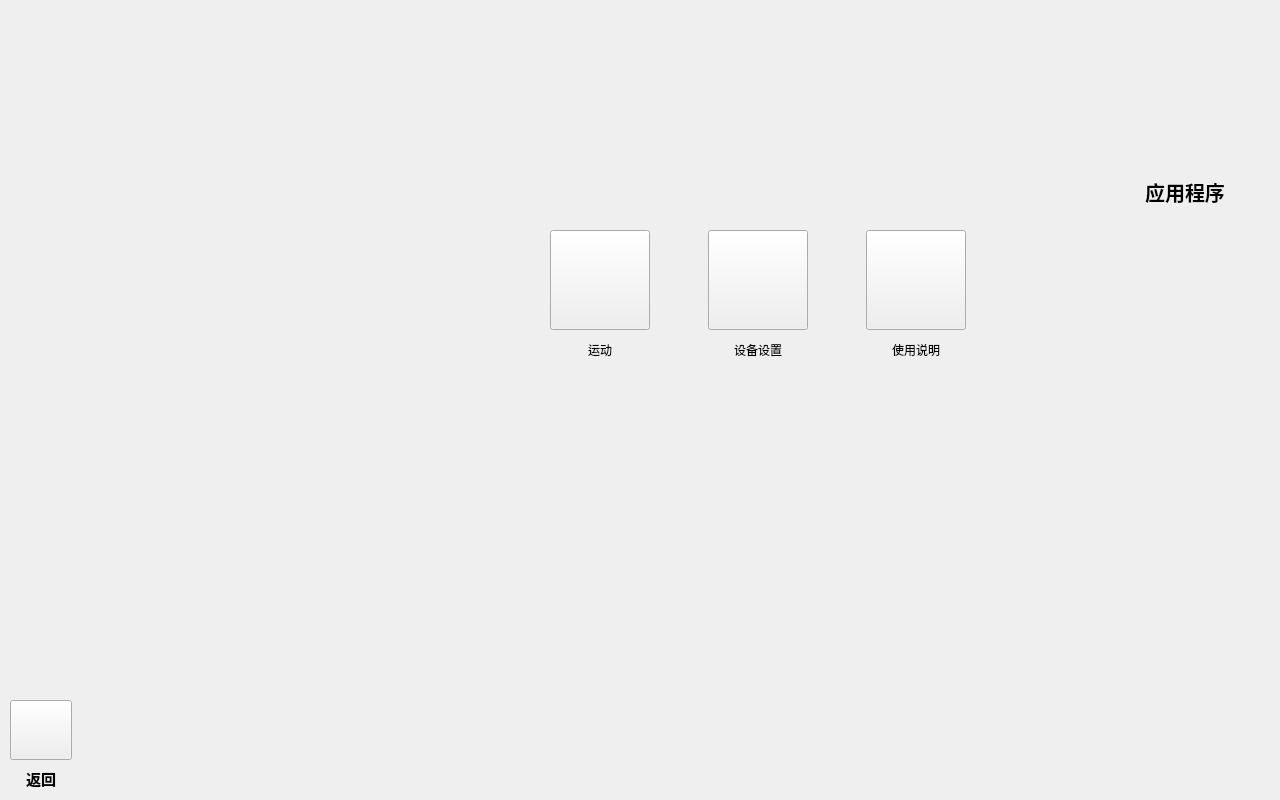
Above: Fitness-Equipment/ui/applicationwindow.ui from yuanluochen/Fitness-Eqiupment before the change. Below: the same form after it.
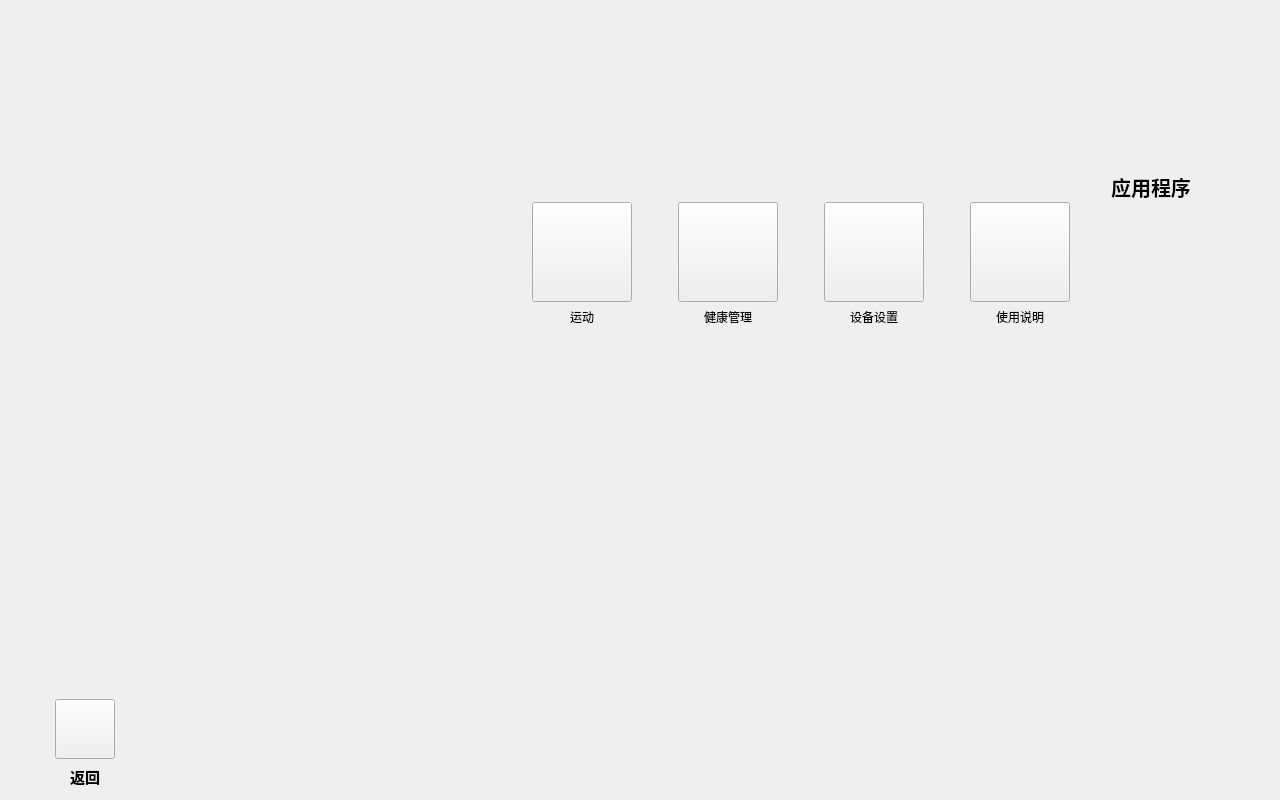
That is the form after the change. Icons and pictures are not drawn.

Commit message: 对应用程序界面进行了布局， 添加了健康管理界面

Diff of the .ui file:
```diff
--- a/Fitness-Equipment/ui/applicationwindow.ui
+++ b/Fitness-Equipment/ui/applicationwindow.ui
@@ -16,94 +16,23 @@
   <property name="windowTitle">
    <string>Form</string>
   </property>
-  <widget class="QLabel" name="label_7">
-   <property name="geometry">
-    <rect>
-     <x>40</x>
-     <y>220</y>
-     <width>471</width>
-     <height>451</height>
-    </rect>
-   </property>
-   <property name="styleSheet">
-    <string notr="true">border-image: url(:/picture/ApplicationWindow/health.png);</string>
-   </property>
-   <property name="text">
-    <string/>
-   </property>
-  </widget>
-  <widget class="QWidget" name="layoutWidget1">
-   <property name="geometry">
-    <rect>
-     <x>1110</x>
-     <y>20</y>
-     <width>152</width>
-     <height>188</height>
-    </rect>
-   </property>
-   <layout class="QVBoxLayout" name="verticalLayout">
-    <item>
-     <widget class="QLabel" name="label_6">
-      <property name="minimumSize">
+  <layout class="QGridLayout" name="gridLayout_2">
+   <item row="0" column="1">
+    <spacer name="verticalSpacer_8">
+     <property name="orientation">
+      <enum>Qt::Vertical</enum>
+     </property>
+     <property name="sizeHint" stdset="0">
        <size>
-        <width>150</width>
-        <height>150</height>
-       </size>
-      </property>
-      <property name="maximumSize">
-       <size>
-        <width>150</width>
-        <height>150</height>
-       </size>
-      </property>
-      <property name="styleSheet">
-       <string notr="true">border-image: url(:/icon/ApplicationWindow/application.png);</string>
-      </property>
-      <property name="text">
-       <string/>
-      </property>
-     </widget>
-    </item>
-    <item>
-     <widget class="QLabel" name="label_5">
-      <property name="minimumSize">
-       <size>
-        <width>0</width>
-        <height>0</height>
-       </size>
-      </property>
-      <property name="maximumSize">
-       <size>
-        <width>150</width>
-        <height>150</height>
-       </size>
-      </property>
-      <property name="font">
-       <font>
-        <pointsize>15</pointsize>
-        <weight>75</weight>
-        <bold>true</bold>
-       </font>
-      </property>
-      <property name="text">
-       <string>应用程序</string>
-      </property>
-      <property name="alignment">
-       <set>Qt::AlignCenter</set>
-      </property>
-     </widget>
-    </item>
-   </layout>
-  </widget>
-  <widget class="QWidget" name="layoutWidget2">
-   <property name="geometry">
-    <rect>
-     <x>550</x>
-     <y>230</y>
-     <width>416</width>
-     <height>133</height>
-    </rect>
-   </property>
+       <width>20</width>
+       <height>5</height>
+      </size>
+     </property>
+    </spacer>
+   </item>
+   <item row="1" column="1" rowspan="2">
+    <layout class="QGridLayout" name="gridLayout">
+     <item row="2" column="3" rowspan="3" colspan="3">
    <layout class="QHBoxLayout" name="horizontalLayout">
     <item>
      <layout class="QVBoxLayout" name="verticalLayout_2">
@@ -134,6 +63,19 @@
         </property>
        </widget>
       </item>
+         <item>
+          <spacer name="verticalSpacer_4">
+           <property name="orientation">
+            <enum>Qt::Vertical</enum>
+           </property>
+           <property name="sizeHint" stdset="0">
+            <size>
+             <width>20</width>
+             <height>40</height>
+            </size>
+           </property>
+          </spacer>
+         </item>
      </layout>
     </item>
     <item>
@@ -149,6 +91,68 @@
       </property>
      </spacer>
     </item>
+       <item>
+        <layout class="QVBoxLayout" name="verticalLayout_6">
+         <item>
+          <widget class="QPushButton" name="healthManagerPushButton">
+           <property name="minimumSize">
+            <size>
+             <width>100</width>
+             <height>100</height>
+            </size>
+           </property>
+           <property name="maximumSize">
+            <size>
+             <width>100</width>
+             <height>100</height>
+            </size>
+           </property>
+           <property name="styleSheet">
+            <string notr="true">border-image: url(:/icon/ApplicationWindow/healthManager.png);</string>
+           </property>
+           <property name="text">
+            <string/>
+           </property>
+          </widget>
+         </item>
+         <item>
+          <widget class="QLabel" name="label_8">
+           <property name="text">
+            <string>健康管理</string>
+           </property>
+           <property name="alignment">
+            <set>Qt::AlignCenter</set>
+           </property>
+          </widget>
+         </item>
+         <item>
+          <spacer name="verticalSpacer_2">
+           <property name="orientation">
+            <enum>Qt::Vertical</enum>
+           </property>
+           <property name="sizeHint" stdset="0">
+            <size>
+             <width>20</width>
+             <height>40</height>
+            </size>
+           </property>
+          </spacer>
+         </item>
+        </layout>
+       </item>
+       <item>
+        <spacer name="horizontalSpacer_3">
+         <property name="orientation">
+          <enum>Qt::Horizontal</enum>
+         </property>
+         <property name="sizeHint" stdset="0">
+          <size>
+           <width>40</width>
+           <height>20</height>
+          </size>
+         </property>
+        </spacer>
+       </item>
     <item>
      <layout class="QVBoxLayout" name="verticalLayout_3">
       <item>
@@ -177,6 +181,19 @@
         </property>
        </widget>
       </item>
+         <item>
+          <spacer name="verticalSpacer_5">
+           <property name="orientation">
+            <enum>Qt::Vertical</enum>
+           </property>
+           <property name="sizeHint" stdset="0">
+            <size>
+             <width>20</width>
+             <height>40</height>
+            </size>
+           </property>
+          </spacer>
+         </item>
      </layout>
     </item>
     <item>
@@ -220,19 +237,37 @@
         </property>
        </widget>
       </item>
+         <item>
+          <spacer name="verticalSpacer_6">
+           <property name="orientation">
+            <enum>Qt::Vertical</enum>
+           </property>
+           <property name="sizeHint" stdset="0">
+            <size>
+             <width>20</width>
+             <height>40</height>
+            </size>
+           </property>
+          </spacer>
+         </item>
      </layout>
     </item>
    </layout>
-  </widget>
-  <widget class="QWidget" name="layoutWidget">
-   <property name="geometry">
-    <rect>
-     <x>10</x>
-     <y>700</y>
-     <width>62</width>
-     <height>91</height>
-    </rect>
-   </property>
+     </item>
+     <item row="6" column="1">
+      <spacer name="horizontalSpacer_4">
+       <property name="orientation">
+        <enum>Qt::Horizontal</enum>
+       </property>
+       <property name="sizeHint" stdset="0">
+        <size>
+         <width>40</width>
+         <height>20</height>
+        </size>
+       </property>
+      </spacer>
+     </item>
+     <item row="6" column="0">
    <layout class="QVBoxLayout" name="verticalLayout_5">
     <item>
      <widget class="QPushButton" name="returnBefore">
@@ -245,6 +280,12 @@
         <height>60</height>
        </size>
       </property>
+         <property name="maximumSize">
+          <size>
+           <width>60</width>
+           <height>60</height>
+          </size>
+         </property>
       <property name="styleSheet">
        <string notr="true">border-image: url(:/icon/ApplicationWindow/return.png);</string>
       </property>
@@ -280,7 +321,198 @@
      </widget>
     </item>
    </layout>
-  </widget>
+     </item>
+     <item row="0" column="6" rowspan="3">
+      <layout class="QVBoxLayout" name="verticalLayout">
+       <item>
+        <widget class="QLabel" name="label_6">
+         <property name="minimumSize">
+          <size>
+           <width>150</width>
+           <height>150</height>
+          </size>
+         </property>
+         <property name="maximumSize">
+          <size>
+           <width>150</width>
+           <height>150</height>
+          </size>
+         </property>
+         <property name="styleSheet">
+          <string notr="true">border-image: url(:/icon/ApplicationWindow/application.png);</string>
+         </property>
+         <property name="text">
+          <string/>
+         </property>
+        </widget>
+       </item>
+       <item>
+        <widget class="QLabel" name="label_5">
+         <property name="minimumSize">
+          <size>
+           <width>0</width>
+           <height>0</height>
+          </size>
+         </property>
+         <property name="maximumSize">
+          <size>
+           <width>150</width>
+           <height>150</height>
+          </size>
+         </property>
+         <property name="font">
+          <font>
+           <pointsize>15</pointsize>
+           <weight>75</weight>
+           <bold>true</bold>
+          </font>
+         </property>
+         <property name="text">
+          <string>应用程序</string>
+         </property>
+         <property name="alignment">
+          <set>Qt::AlignCenter</set>
+         </property>
+        </widget>
+       </item>
+      </layout>
+     </item>
+     <item row="5" column="0">
+      <spacer name="verticalSpacer">
+       <property name="orientation">
+        <enum>Qt::Vertical</enum>
+       </property>
+       <property name="sizeHint" stdset="0">
+        <size>
+         <width>20</width>
+         <height>40</height>
+        </size>
+       </property>
+      </spacer>
+     </item>
+     <item row="2" column="0" rowspan="3" colspan="3">
+      <widget class="QLabel" name="label_7">
+       <property name="minimumSize">
+        <size>
+         <width>471</width>
+         <height>451</height>
+        </size>
+       </property>
+       <property name="styleSheet">
+        <string notr="true">border-image: url(:/picture/ApplicationWindow/health.png);</string>
+       </property>
+       <property name="text">
+        <string/>
+       </property>
+      </widget>
+     </item>
+     <item row="1" column="3">
+      <spacer name="verticalSpacer_3">
+       <property name="orientation">
+        <enum>Qt::Vertical</enum>
+       </property>
+       <property name="sizeHint" stdset="0">
+        <size>
+         <width>20</width>
+         <height>40</height>
+        </size>
+       </property>
+      </spacer>
+     </item>
+     <item row="6" column="3">
+      <spacer name="verticalSpacer_9">
+       <property name="orientation">
+        <enum>Qt::Vertical</enum>
+       </property>
+       <property name="sizeHint" stdset="0">
+        <size>
+         <width>20</width>
+         <height>40</height>
+        </size>
+       </property>
+      </spacer>
+     </item>
+     <item row="0" column="5">
+      <spacer name="horizontalSpacer_5">
+       <property name="orientation">
+        <enum>Qt::Horizontal</enum>
+       </property>
+       <property name="sizeHint" stdset="0">
+        <size>
+         <width>40</width>
+         <height>20</height>
+        </size>
+       </property>
+      </spacer>
+     </item>
+     <item row="3" column="6">
+      <spacer name="verticalSpacer_7">
+       <property name="orientation">
+        <enum>Qt::Vertical</enum>
+       </property>
+       <property name="sizeHint" stdset="0">
+        <size>
+         <width>20</width>
+         <height>40</height>
+        </size>
+       </property>
+      </spacer>
+     </item>
+     <item row="6" column="4">
+      <spacer name="verticalSpacer_10">
+       <property name="orientation">
+        <enum>Qt::Vertical</enum>
+       </property>
+       <property name="sizeHint" stdset="0">
+        <size>
+         <width>20</width>
+         <height>40</height>
+        </size>
+       </property>
+      </spacer>
+     </item>
+    </layout>
+   </item>
+   <item row="1" column="2">
+    <spacer name="horizontalSpacer_6">
+     <property name="orientation">
+      <enum>Qt::Horizontal</enum>
+     </property>
+     <property name="sizeHint" stdset="0">
+      <size>
+       <width>27</width>
+       <height>20</height>
+      </size>
+     </property>
+    </spacer>
+   </item>
+   <item row="2" column="0">
+    <spacer name="horizontalSpacer_7">
+     <property name="orientation">
+      <enum>Qt::Horizontal</enum>
+     </property>
+     <property name="sizeHint" stdset="0">
+      <size>
+       <width>27</width>
+       <height>20</height>
+      </size>
+     </property>
+    </spacer>
+   </item>
+   <item row="3" column="1">
+    <spacer name="verticalSpacer_11">
+     <property name="orientation">
+      <enum>Qt::Vertical</enum>
+     </property>
+     <property name="sizeHint" stdset="0">
+      <size>
+       <width>20</width>
+       <height>0</height>
+      </size>
+     </property>
+    </spacer>
+   </item>
+  </layout>
  </widget>
  <resources/>
  <connections/>
```
Lines whose indentation alone changed are shown as unchanged. The commit also changes 9 other files.
